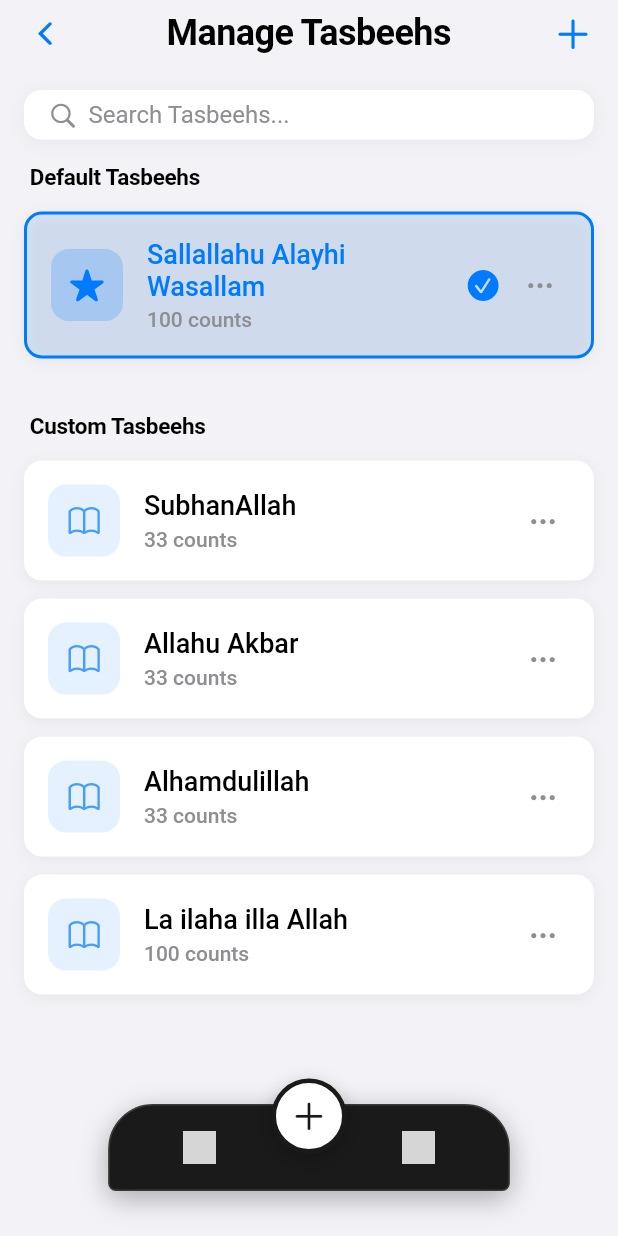
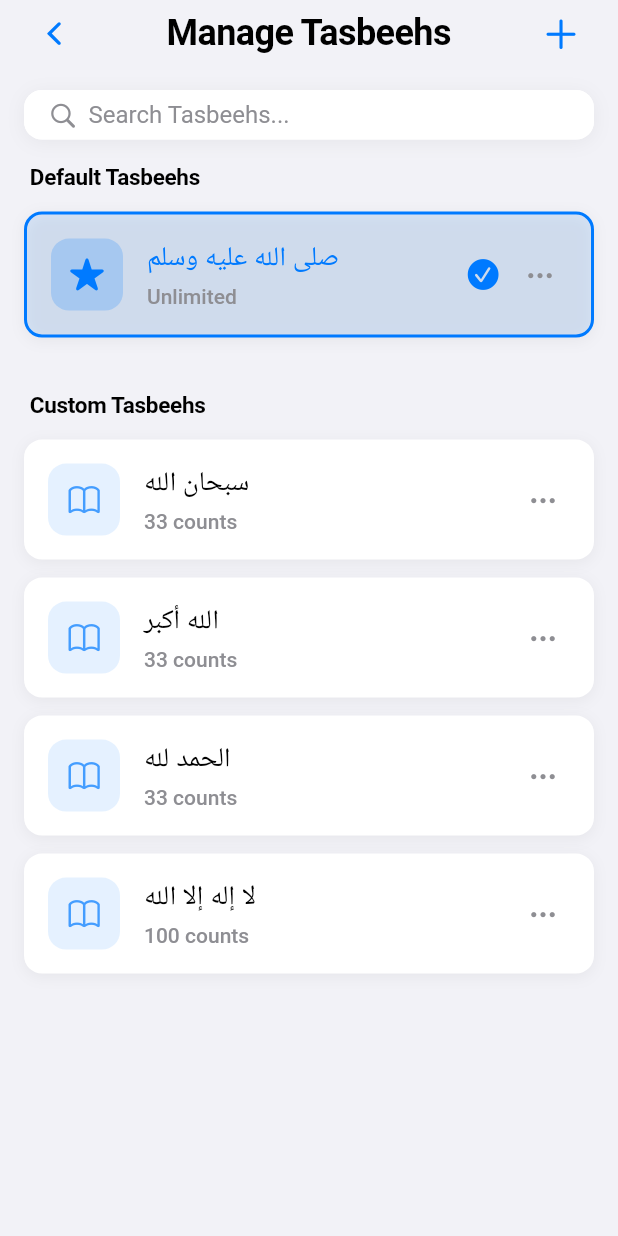
Before and after one commit to ahmed-sufi7/Digital-Tasbeeh, a Flutter app: the screen it shows after launch, after a tap on an icon or button, on a phone screen of 412 x 824 dp. Run offline on Flutter 3.47's test engine with Material 3 defaults, Android fonts, the phone set to English and light mode, and no system bars; our stand-ins replace audioplayers, shared_preferences, sqflite, vibration; accounts and stored records are empty; Roboto replaces fonts that are missing (SF Pro Display); grey boxes are pictures that could not be loaded.

Commit message:
Arabic durood text, slide up transition, database

```diff
--- a/digital_tasbeeh/lib/screens/main_app_screen.dart
+++ b/digital_tasbeeh/lib/screens/main_app_screen.dart
@@ -52,6 +52,17 @@ class _MainAppScreenState extends State<MainAppScreen>
       listen: false,
     );
 
+    if (tab == NavigationTab.manage) {
+      // Open manage screen as modal with slide-up transition
+      Navigator.of(context).push(
+        CupertinoPageRoute(
+          builder: (context) => const ManageTasbeehScreen(),
+          fullscreenDialog: true,
+        ),
+      );
+      return;
+    }
+
     if (navigationProvider.currentTab != tab) {
       // Fade out current screen
       await _fadeController.reverse();
@@ -59,9 +70,10 @@ class _MainAppScreenState extends State<MainAppScreen>
       // Update navigation state
       navigationProvider.setTab(tab);
 
-      // Navigate to new page
+      // Navigate to new page (only for home and stats now)
+      final pageIndex = tab == NavigationTab.home ? 0 : 1;
       await _pageController.animateToPage(
-        tab.index,
+        pageIndex,
         duration: const Duration(milliseconds: 300),
         curve: Curves.easeInOut,
       );
@@ -87,11 +99,7 @@ class _MainAppScreenState extends State<MainAppScreen>
                     controller: _pageController,
                     physics:
                         const NeverScrollableScrollPhysics(), // Disable swipe navigation
-                    children: const [
-                      HomeScreen(),
-                      ManageTasbeehScreen(),
-                      StatsScreen(),
-                    ],
+                    children: const [HomeScreen(), StatsScreen()],
                   ),
                 );
               },
--- a/digital_tasbeeh/lib/screens/manage_tasbeeh_screen.dart
+++ b/digital_tasbeeh/lib/screens/manage_tasbeeh_screen.dart
@@ -34,17 +34,10 @@ class _ManageTasbeehScreenState extends State<ManageTasbeehScreen> {
       navigationBar: CupertinoNavigationBar(
         backgroundColor: AppColors.surfaceColor(isDark).withOpacity(0.9),
         border: null,
-        leading: Transform.translate(
-          offset: const Offset(-8, 0),
-          child: CupertinoButton(
-            padding: const EdgeInsets.all(8),
-            onPressed: () => Navigator.pop(context),
-            child: Icon(
-              CupertinoIcons.back,
-              color: AppColors.primary,
-              size: 24,
-            ),
-          ),
+        leading: CupertinoButton(
+          padding: const EdgeInsets.only(left: 8, right: 16, top: 8, bottom: 8),
+          onPressed: () => Navigator.pop(context),
+          child: Icon(CupertinoIcons.back, color: AppColors.primary, size: 24),
         ),
         middle: Text(
           'Manage Tasbeehs',
@@ -56,13 +49,10 @@ class _ManageTasbeehScreenState extends State<ManageTasbeehScreen> {
             letterSpacing: -0.4,
           ),
         ),
-        trailing: Transform.translate(
-          offset: const Offset(8, 0),
-          child: CupertinoButton(
-            padding: const EdgeInsets.all(8),
-            onPressed: () => _showCreateTasbeehModal(context),
-            child: Icon(CupertinoIcons.add, color: AppColors.primary, size: 28),
-          ),
+        trailing: CupertinoButton(
+          padding: const EdgeInsets.only(left: 16, right: 8, top: 8, bottom: 8),
+          onPressed: () => _showCreateTasbeehModal(context),
+          child: Icon(CupertinoIcons.add, color: AppColors.primary, size: 28),
         ),
       ),
       child: SafeArea(
@@ -454,16 +444,16 @@ class _ManageTasbeehScreenState extends State<ManageTasbeehScreen> {
   IconData _getTasbeehIcon(Tasbeeh tasbeeh) {
     // Return appropriate icons for different Tasbeehs
     if (tasbeeh.isDefault) {
-      switch (tasbeeh.name.toLowerCase()) {
-        case 'sallallahu alayhi wasallam':
+      switch (tasbeeh.id) {
+        case 'default_sallallahu_alayhi_wasallam':
           return CupertinoIcons.star_fill;
-        case 'subhanallah':
+        case 'default_subhanallah':
           return CupertinoIcons.moon_stars_fill;
-        case 'allahu akbar':
+        case 'default_allahu_akbar':
           return CupertinoIcons.sun_max_fill;
-        case 'alhamdulillah':
+        case 'default_alhamdulillah':
           return CupertinoIcons.heart_fill;
-        case 'la ilaha illa allah':
+        case 'default_la_ilaha_illa_allah':
           return CupertinoIcons.sparkles;
         default:
           return CupertinoIcons.book_fill;
--- a/digital_tasbeeh/lib/services/database_helper.dart
+++ b/digital_tasbeeh/lib/services/database_helper.dart
@@ -21,7 +21,7 @@ class DatabaseHelper {
 
     return await openDatabase(
       path,
-      version: 1,
+      version: 2,
       onCreate: _onCreate,
       onUpgrade: _onUpgrade,
     );
@@ -87,8 +87,36 @@ class DatabaseHelper {
   Future<void> _onUpgrade(Database db, int oldVersion, int newVersion) async {
     // Handle database migrations here
     if (oldVersion < 2) {
-      // Example migration for version 2
-      // await db.execute('ALTER TABLE tasbeehs ADD COLUMN new_column TEXT');
+      // Update default Tasbeehs with Arabic names and correct target counts
+      await _updateDefaultTasbeehs(db);
+    }
+  }
+
+  Future<void> _updateDefaultTasbeehs(Database db) async {
+    // Update existing default Tasbeehs with Arabic names and correct target counts
+    final updates = [
+      {
+        'id': 'default_sallallahu_alayhi_wasallam',
+        'name': 'صلى الله عليه وسلم',
+        'target_count': null, // Unlimited
+      },
+      {'id': 'default_subhanallah', 'name': 'سبحان الله', 'target_count': 33},
+      {'id': 'default_allahu_akbar', 'name': 'الله أكبر', 'target_count': 33},
+      {'id': 'default_alhamdulillah', 'name': 'الحمد لله', 'target_count': 33},
+      {
+        'id': 'default_la_ilaha_illa_allah',
+        'name': 'لا إله إلا الله',
+        'target_count': 100,
+      },
+    ];
+
+    for (final update in updates) {
+      await db.update(
+        'tasbeehs',
+        {'name': update['name'], 'target_count': update['target_count']},
+        where: 'id = ?',
+        whereArgs: [update['id']],
+      );
     }
   }
 
@@ -98,8 +126,8 @@ class DatabaseHelper {
     final defaultTasbeehs = [
       {
         'id': 'default_sallallahu_alayhi_wasallam',
-        'name': 'Sallallahu Alayhi Wasallam',
-        'target_count': 100, // Changed from null to 100 to show progress
+        'name': 'صلى الله عليه وسلم',
+        'target_count': null, // Unlimited count for continuous dhikr
         'current_count': 0,
         'round_number': 1,
         'created_at': now,
@@ -108,7 +136,7 @@ class DatabaseHelper {
       },
       {
         'id': 'default_subhanallah',
-        'name': 'SubhanAllah',
+        'name': 'سبحان الله',
         'target_count': 33,
         'current_count': 0,
         'round_number': 1,
@@ -118,7 +146,7 @@ class DatabaseHelper {
       },
       {
         'id': 'default_allahu_akbar',
-        'name': 'Allahu Akbar',
+        'name': 'الله أكبر',
         'target_count': 33,
         'current_count': 0,
         'round_number': 1,
@@ -128,7 +156,7 @@ class DatabaseHelper {
       },
       {
         'id': 'default_alhamdulillah',
-        'name': 'Alhamdulillah',
+        'name': 'الحمد لله',
         'target_count': 33,
         'current_count': 0,
         'round_number': 1,
@@ -138,7 +166,7 @@ class DatabaseHelper {
       },
       {
         'id': 'default_la_ilaha_illa_allah',
-        'name': 'La ilaha illa Allah',
+        'name': 'لا إله إلا الله',
         'target_count': 100,
         'current_count': 0,
         'round_number': 1,
```
Also changed, not shown: 1 other file.
